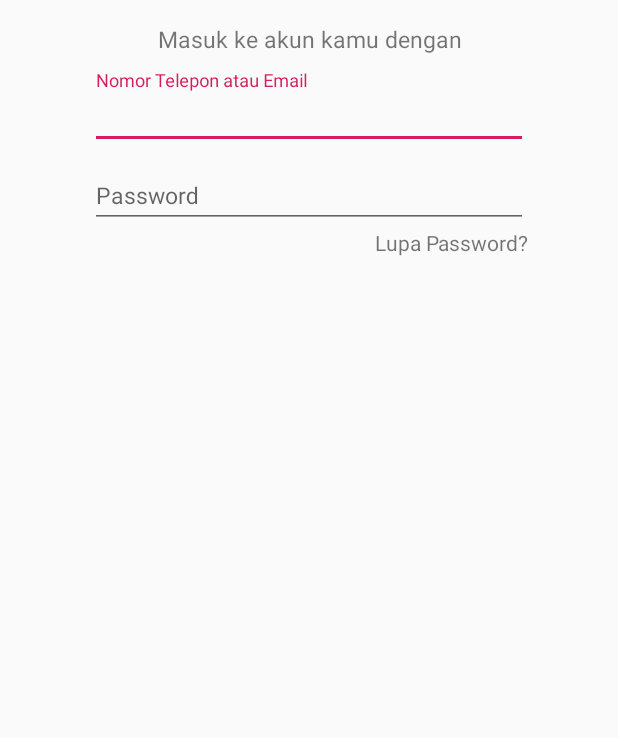
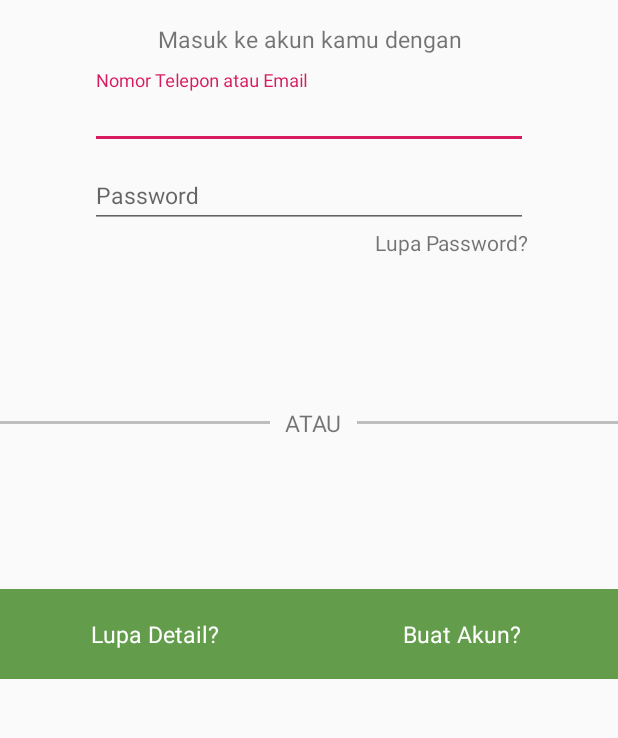
Before and after one commit to mentarie/rgrw, an Android app: the layout login.xml on its own in the app's theme, with its tools: preview values and no code run, on a phone screen of 412 x 824 dp, the part 429-1167 px from its top. Run offline under Robolectric (Android 15) with nearby library versions, the phone set to English and light mode, and no system bars.

Commit message:
push kedelapan Mentari

```diff
--- a/app/src/main/res/layout/button_ijo.xml
+++ b/app/src/main/res/layout/button_ijo.xml
@@ -1,8 +1,6 @@
 <?xml version="1.0" encoding="utf-8"?>
 <LinearLayout xmlns:android="http://schemas.android.com/apk/res/android"
-    android:orientation="vertical"
-    android:layout_width="match_parent"
-    android:layout_height="match_parent"
-
-    >
+    android:layout_width="200dp"
+    android:layout_height="50dp"
+    android:background="#639D4C">
 </LinearLayout>
--- a/app/src/main/res/layout/login.xml
+++ b/app/src/main/res/layout/login.xml
@@ -82,6 +82,57 @@
         </TextView>
     </LinearLayout>
     <LinearLayout
-        android:layout_width="50dp"
-        android:layout_height="50dp"></LinearLayout>
+        android:layout_width="match_parent"
+        android:layout_height="100dp"></LinearLayout>
+    <LinearLayout
+        android:layout_width="match_parent"
+        android:layout_height="wrap_content"
+        android:orientation="horizontal">
+        <View
+            android:layout_width="180dp"
+            android:layout_height="2dp"
+            android:background="#BCBEC0"
+            android:layout_gravity="center"
+            android:layout_marginRight="10dp"
+            ></View>
+        <TextView
+            android:layout_width="wrap_content"
+            android:layout_height="wrap_content"
+            android:text="ATAU"
+            android:textSize="15sp"></TextView>
+        <View
+            android:layout_width="180dp"
+            android:layout_height="2dp"
+            android:background="#BCBEC0"
+            android:layout_gravity="center"
+            android:layout_marginLeft="10dp"
+            ></View>
+    </LinearLayout>
+    <LinearLayout
+        android:layout_width="match_parent"
+        android:layout_height="100dp"></LinearLayout>
+    <LinearLayout
+        android:layout_width="match_parent"
+        android:layout_height="60dp"
+        android:orientation="horizontal"
+        android:weightSum="2"
+        android:background="#639D4C">
+        <TextView
+            android:layout_width="205dp"
+            android:layout_height="match_parent"
+            android:textColor="#ffffff"
+            android:textSize="15sp"
+            android:gravity="center"
+            android:textAlignment="center"
+            android:text="Lupa Detail?"></TextView>
+        <TextView
+            android:layout_width="205dp"
+            android:layout_height="match_parent"
+            android:textColor="#ffffff"
+            android:textSize="15sp"
+            android:gravity="center"
+            android:textAlignment="center"
+            android:text="Buat Akun?"></TextView>
+    </LinearLayout>
+
 </LinearLayout>
```
